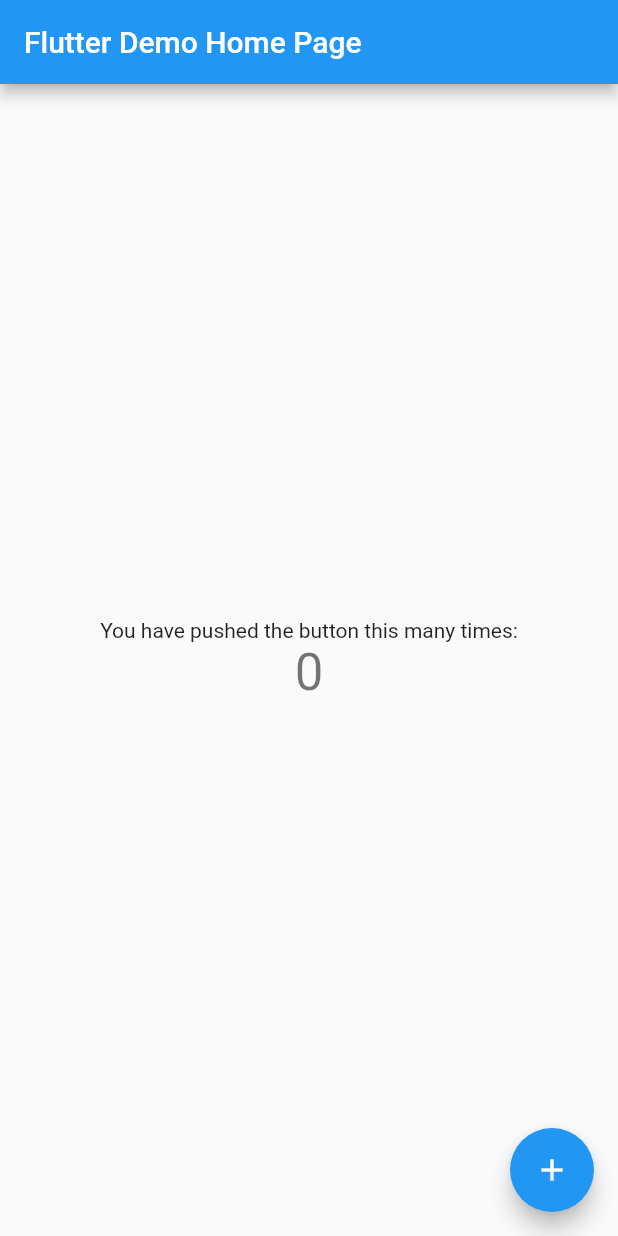
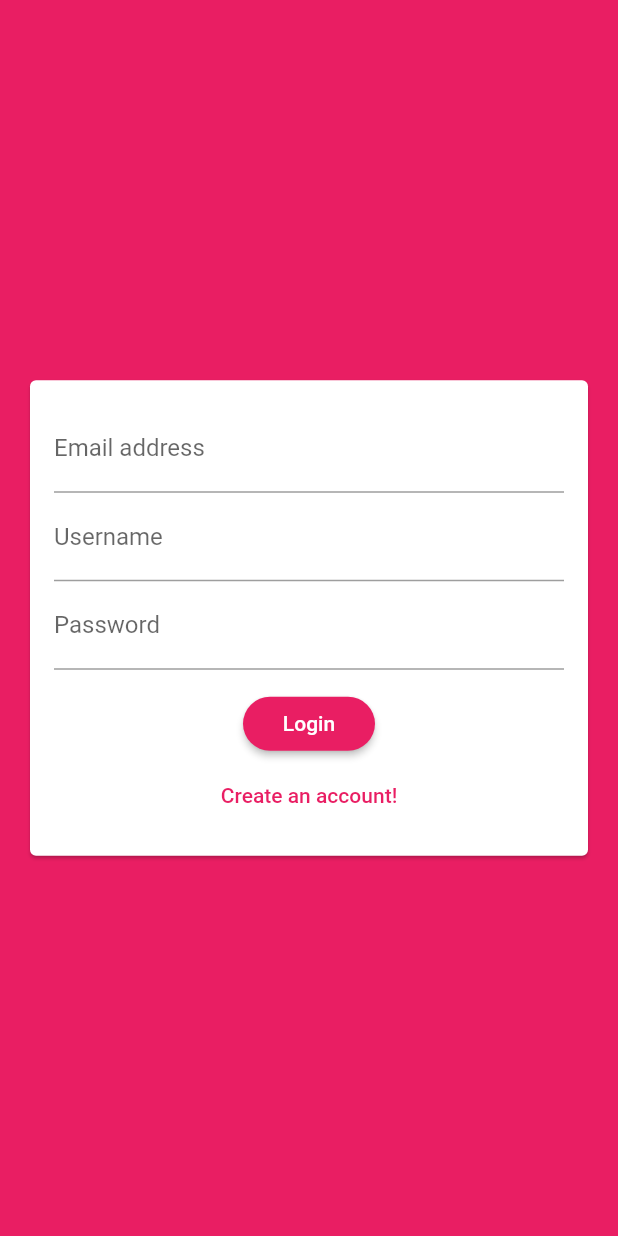
Before and after one commit to ab85hishek/ChatterBase, a Flutter app: the screen it shows after launch, on a phone screen of 412 x 824 dp. Run offline on Flutter 3.47's test engine with Material 2 defaults, Android fonts, the phone set to English and light mode, and no system bars; our stand-ins replace cloud_firestore; accounts and stored records are empty.

Commit message:
added firebase sdk

```diff
--- a/lib/main.dart
+++ b/lib/main.dart
@@ -1,3 +1,5 @@
+import 'package:ChatterBase/screens/auth_screen.dart';
+import 'package:ChatterBase/screens/chat_screen.dart';
 import 'package:flutter/material.dart';
 
 void main() {
@@ -9,109 +11,21 @@ class MyApp extends StatelessWidget {
   @override
   Widget build(BuildContext context) {
     return MaterialApp(
-      title: 'Flutter Demo',
+      title: 'Chatter Base',
       theme: ThemeData(
-        // This is the theme of your application.
-        //
-        // Try running your application with "flutter run". You'll see the
-        // application has a blue toolbar. Then, without quitting the app, try
-        // changing the primarySwatch below to Colors.green and then invoke
-        // "hot reload" (press "r" in the console where you ran "flutter run",
-        // or simply save your changes to "hot reload" in a Flutter IDE).
-        // Notice that the counter didn't reset back to zero; the application
-        // is not restarted.
-        primarySwatch: Colors.blue,
-        // This makes the visual density adapt to the platform that you run
-        // the app on. For desktop platforms, the controls will be smaller and
-        // closer together (more dense) than on mobile platforms.
-        visualDensity: VisualDensity.adaptivePlatformDensity,
+        primarySwatch: Colors.pink,
+        backgroundColor: Colors.pink,
+        accentColor: Colors.purple,
+        accentColorBrightness: Brightness.dark,
+        buttonTheme: ButtonTheme.of(context).copyWith(
+          buttonColor: Colors.pink,
+          textTheme: ButtonTextTheme.primary,
+          shape: RoundedRectangleBorder(
+            borderRadius: BorderRadius.circular(20),
+          ),
+        ),
       ),
-      home: MyHomePage(title: 'Flutter Demo Home Page'),
+      home: AuthScreen(),
     );
   }
 }
-
-class MyHomePage extends StatefulWidget {
-  MyHomePage({Key key, this.title}) : super(key: key);
-
-  // This widget is the home page of your application. It is stateful, meaning
-  // that it has a State object (defined below) that contains fields that affect
-  // how it looks.
-
-  // This class is the configuration for the state. It holds the values (in this
-  // case the title) provided by the parent (in this case the App widget) and
-  // used by the build method of the State. Fields in a Widget subclass are
-  // always marked "final".
-
-  final String title;
-
-  @override
-  _MyHomePageState createState() => _MyHomePageState();
-}
-
-class _MyHomePageState extends State<MyHomePage> {
-  int _counter = 0;
-
-  void _incrementCounter() {
-    setState(() {
-      // This call to setState tells the Flutter framework that something has
-      // changed in this State, which causes it to rerun the build method below
-      // so that the display can reflect the updated values. If we changed
-      // _counter without calling setState(), then the build method would not be
-      // called again, and so nothing would appear to happen.
-      _counter++;
-    });
-  }
-
-  @override
-  Widget build(BuildContext context) {
-    // This method is rerun every time setState is called, for instance as done
-    // by the _incrementCounter method above.
-    //
-    // The Flutter framework has been optimized to make rerunning build methods
-    // fast, so that you can just rebuild anything that needs updating rather
-    // than having to individually change instances of widgets.
-    return Scaffold(
-      appBar: AppBar(
-        // Here we take the value from the MyHomePage object that was created by
-        // the App.build method, and use it to set our appbar title.
-        title: Text(widget.title),
-      ),
-      body: Center(
-        // Center is a layout widget. It takes a single child and positions it
-        // in the middle of the parent.
-        child: Column(
-          // Column is also a layout widget. It takes a list of children and
-          // arranges them vertically. By default, it sizes itself to fit its
-          // children horizontally, and tries to be as tall as its parent.
-          //
-          // Invoke "debug painting" (press "p" in the console, choose the
-          // "Toggle Debug Paint" action from the Flutter Inspector in Android
-          // Studio, or the "Toggle Debug Paint" command in Visual Studio Code)
-          // to see the wireframe for each widget.
-          //
-          // Column has various properties to control how it sizes itself and
-          // how it positions its children. Here we use mainAxisAlignment to
-          // center the children vertically; the main axis here is the vertical
-          // axis because Columns are vertical (the cross axis would be
-          // horizontal).
-          mainAxisAlignment: MainAxisAlignment.center,
-          children: <Widget>[
-            Text(
-              'You have pushed the button this many times:',
-            ),
-            Text(
-              '$_counter',
-              style: Theme.of(context).textTheme.headline4,
-            ),
-          ],
-        ),
-      ),
-      floatingActionButton: FloatingActionButton(
-        onPressed: _incrementCounter,
-        tooltip: 'Increment',
-        child: Icon(Icons.add),
-      ), // This trailing comma makes auto-formatting nicer for build methods.
-    );
-  }
-}
--- /dev/null
+++ b/lib/screens/auth_screen.dart
@@ -0,0 +1,17 @@
+import 'package:ChatterBase/widgets/auth/auth_form.dart';
+import 'package:flutter/material.dart';
+
+class AuthScreen extends StatefulWidget {
+  @override
+  _AuthScreenState createState() => _AuthScreenState();
+}
+
+class _AuthScreenState extends State<AuthScreen> {
+  @override
+  Widget build(BuildContext context) {
+    return Scaffold(
+      backgroundColor: Theme.of(context).primaryColor,
+      body: AuthForm(),
+    );
+  }
+}
--- /dev/null
+++ b/lib/screens/chat_screen.dart
@@ -0,0 +1,38 @@
+import 'package:flutter/material.dart';
+import 'package:cloud_firestore/cloud_firestore.dart';
+import 'package:flutter_test/flutter_test.dart';
+
+class ChatScreen extends StatelessWidget {
+  @override
+  Widget build(BuildContext context) {
+    return Scaffold(
+      body: StreamBuilder(
+        stream: Firestore.instance
+            .collection('chats/4bYwUtln8GVuUZ2hND2S/messages')
+            .snapshots(),
+        builder: (ctx, streamSnapshot) {
+          if (streamSnapshot.connectionState == ConnectionState.waiting) {
+            return Center(
+              child: CircularProgressIndicator(),
+            );
+          }
+          final documents = streamSnapshot.data.documents;
+          return ListView.builder(
+            itemCount: documents.length,
+            itemBuilder: (ctx, index) => Container(
+              padding: EdgeInsets.all(8),
+              child: Text(documents[index]['text']),
+            ),
+          );
+        },
+      ),
+      floatingActionButton: FloatingActionButton(
+          child: Icon(Icons.add),
+          onPressed: () {
+            Firestore.instance
+                .collection('chats/4bYwUtln8GVuUZ2hND2S/messages')
+                .add({'text': 'This was added by clicking the button!'});
+          }),
+    );
+  }
+}
--- /dev/null
+++ b/lib/widgets/auth/auth_form.dart
@@ -0,0 +1,49 @@
+import 'package:flutter/material.dart';
+
+class AuthForm extends StatefulWidget {
+  @override
+  _AuthFormState createState() => _AuthFormState();
+}
+
+class _AuthFormState extends State<AuthForm> {
+  @override
+  Widget build(BuildContext context) {
+    return Center(
+      child: Card(
+        margin: EdgeInsets.all(20),
+        child: SingleChildScrollView(
+          child: Padding(
+            padding: EdgeInsets.all(16),
+            child: Form(
+                child: Column(
+              mainAxisSize: MainAxisSize.min,
+              children: [
+                TextFormField(
+                  keyboardType: TextInputType.emailAddress,
+                  decoration: InputDecoration(labelText: 'Email address'),
+                ),
+                TextFormField(
+                  decoration: InputDecoration(labelText: 'Username'),
+                ),
+                TextFormField(
+                  decoration: InputDecoration(labelText: 'Password'),
+                  obscureText: true,
+                ),
+                SizedBox(height: 12),
+                RaisedButton(
+                  onPressed: () {},
+                  child: Text('Login'),
+                ),
+                FlatButton(
+                  textColor: Theme.of(context).primaryColor,
+                  onPressed: () {},
+                  child: Text('Create an account!'),
+                )
+              ],
+            )),
+          ),
+        ),
+      ),
+    );
+  }
+}
--- a/pubspec.yaml
+++ b/pubspec.yaml
@@ -23,6 +23,7 @@ environment:
 dependencies:
   flutter:
     sdk: flutter
+  cloud_firestore: ^0.13.5
 
 
   # The following adds the Cupertino Icons font to your application.
```
Also changed, not shown: pubspec.lock, 5 other files.
